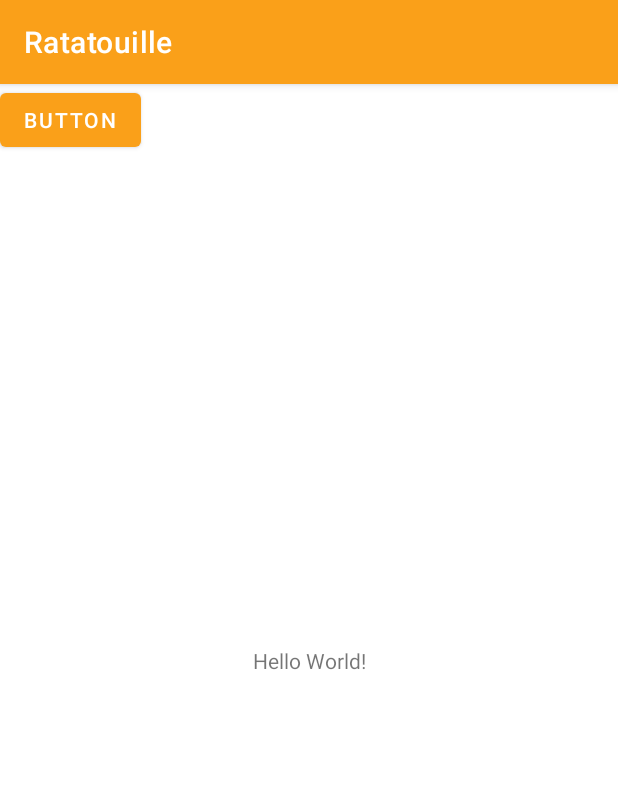
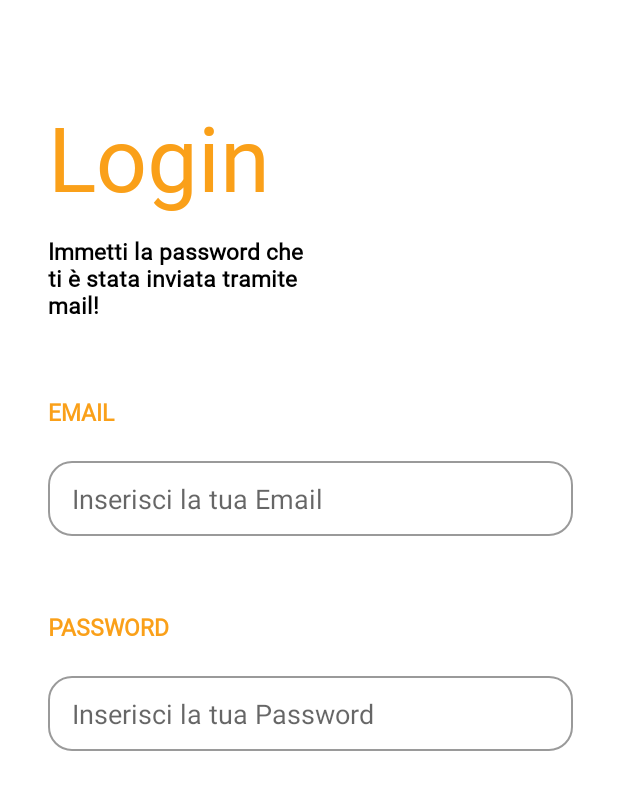
Before and after one commit to Chriss1618/ProgettoINGSW, an Android app: the screen it shows after launch (MainActivity before the commit, Activity_Login after it), on a phone screen of 412 x 824 dp. Shown: the top 790 px of the screen. Run offline under Robolectric (Android 15) with nearby library versions, the phone set to English and light mode, and no system bars.

Commit message:
[Codice Android] Modifica Activity Login

```diff
--- a/Codice/Android/Ratatouille/app/src/main/AndroidManifest.xml
+++ b/Codice/Android/Ratatouille/app/src/main/AndroidManifest.xml
@@ -9,7 +9,7 @@
         android:roundIcon="@mipmap/ic_launcher_round"
         android:supportsRtl="true"
         android:theme="@style/Theme.Ratatouille">
-        <activity android:name=".Schermate.MainActivity">
+        <activity android:name=".Schermate.Activity_Login">
             <intent-filter>
                 <action android:name="android.intent.action.MAIN" />
 
--- a/Codice/Android/Ratatouille/app/src/main/java/com/ratatouille/Schermate/MainActivity.java
+++ b/Codice/Android/Ratatouille/app/src/main/java/com/ratatouille/Schermate/Activity_Login.java
@@ -13,7 +13,7 @@
 
 import java.util.ArrayList;
 
-public class MainActivity extends AppCompatActivity {
+public class Activity_Login extends AppCompatActivity {
     //SYSTEM
     private static final String TAG = "MainActivity";
 
@@ -33,8 +33,6 @@
 
         PrepareLayout();
 
-
-
         Log.d(TAG, "onCreate: Hai creato la schermata");
     }
 
@@ -51,15 +49,15 @@
     }
 
     private void LinkLayout() {
-        Button_Login    =       findViewById(R.id.button_login);
-        TextView_Testo  =       findViewById(R.id.text_view_testo);
+        //Button_Login    =       findViewById(R.id.button_login);
+        //TextView_Testo  =       findViewById(R.id.text_view_testo);
     }
 
     private void SetDataOnLayout() {
     }
 
     private void SetActionsOfLayout() {
-        Button_Login.setOnClickListener(View ->onButtonLogin());
+        //Button_Login.setOnClickListener(View ->onButtonLogin());
     }
 
     //BUTTONS ACTIONS
--- /dev/null
+++ b/Codice/Android/Ratatouille/app/src/main/res/drawable/background_button_main.xml
@@ -0,0 +1,5 @@
+<?xml version="1.0" encoding="utf-8"?>
+<shape xmlns:android="http://schemas.android.com/apk/res/android" android:shape="rectangle">
+    <solid android:color="@color/MainColor" />
+    <corners android:radius="10dp"/>
+</shape>
--- /dev/null
+++ b/Codice/Android/Ratatouille/app/src/main/res/drawable/background_edit_text_stroke.xml
@@ -0,0 +1,5 @@
+<?xml version="1.0" encoding="utf-8"?>
+<shape xmlns:android="http://schemas.android.com/apk/res/android" android:shape="rectangle">
+    <stroke android:color="@color/SoftBlack" android:width="1dp" />
+    <corners android:radius="15dp"/>
+</shape>
--- a/Codice/Android/Ratatouille/app/src/main/res/layout/activity_main.xml
+++ b/Codice/Android/Ratatouille/app/src/main/res/layout/activity_main.xml
@@ -1,27 +1,118 @@
 <?xml version="1.0" encoding="utf-8"?>
-<androidx.constraintlayout.widget.ConstraintLayout xmlns:android="http://schemas.android.com/apk/res/android"
+<LinearLayout xmlns:android="http://schemas.android.com/apk/res/android"
     xmlns:app="http://schemas.android.com/apk/res-auto"
     xmlns:tools="http://schemas.android.com/tools"
     android:layout_width="match_parent"
     android:layout_height="match_parent"
-    tools:context=".Schermate.MainActivity">
+    android:orientation="vertical"
+
+    android:paddingTop="64dp"
+    android:paddingLeft="32dp"
+    tools:context=".Schermate.Activity_Login">
+
 
     <TextView
-        android:id="@+id/text_view_testo"
         android:layout_width="wrap_content"
         android:layout_height="wrap_content"
-        android:text="Hello World!"
-        app:layout_constraintBottom_toBottomOf="parent"
-        app:layout_constraintLeft_toLeftOf="parent"
-        app:layout_constraintRight_toRightOf="parent"
-        app:layout_constraintTop_toTopOf="parent" />
 
-    <Button
-        android:id="@+id/button_login"
-        android:layout_width="wrap_content"
-        android:layout_height="wrap_content"
-        android:text="Button"
+        android:text="@string/login"
+        android:textColor="@color/MainColor"
+        android:textSize="60sp"
+        android:fontFamily="@font/sf_compact_rounded_bold"
+
+
         app:layout_constraintStart_toStartOf="parent"
         app:layout_constraintTop_toTopOf="parent" />
 
-</androidx.constraintlayout.widget.ConstraintLayout>
+    <TextView
+        android:layout_width="190dp"
+        android:layout_height="wrap_content"
+
+        android:text="@string/under_login"
+        android:textColor="@color/Black"
+        android:textSize="15sp"
+        android:textStyle="bold"
+        android:fontFamily="@font/sf_compact_rounded"
+
+        android:layout_marginTop="12dp"
+
+        app:layout_constraintStart_toStartOf="parent"
+        app:layout_constraintTop_toTopOf="parent" />
+
+    <TextView
+        android:layout_width="170dp"
+        android:layout_height="wrap_content"
+
+        android:layout_marginTop="50dp"
+        android:text="@string/email"
+        android:textColor="@color/MainColor"
+
+        android:textSize="15sp"
+        android:textStyle="bold"
+        android:fontFamily="@font/sf_compact_rounded_bold"
+
+        app:layout_constraintStart_toStartOf="parent"
+        app:layout_constraintTop_toTopOf="parent" />
+
+    <EditText
+        android:id="@+id/edit_text_email"
+        android:layout_width="350dp"
+        android:layout_height="50dp"
+
+        android:textCursorDrawable="@color/MainColor"
+        android:textColorLink="@color/MainColor"
+
+        android:background="@drawable/background_edit_text_stroke"
+        android:paddingStart="16dp"
+        android:hint="@string/inserisci_la_tua_email"
+
+        android:layout_marginTop="22dp"
+        android:ems="10"
+
+        android:inputType="textEmailAddress"
+        android:text=""
+
+        android:textColor="@color/SoftBlack"
+        app:layout_constraintStart_toStartOf="parent"
+        app:layout_constraintTop_toBottomOf="@+id/DirettiveUtenteTV"
+        android:autofillHints="" />
+    <TextView
+        android:layout_width="170dp"
+        android:layout_height="wrap_content"
+
+        android:layout_marginTop="50dp"
+        android:text="@string/password"
+        android:textColor="@color/MainColor"
+
+        android:textSize="15sp"
+        android:textStyle="bold"
+        android:fontFamily="@font/sf_compact_rounded_bold"
+
+        app:layout_constraintStart_toStartOf="parent"
+        app:layout_constraintTop_toTopOf="parent" />
+
+    <EditText
+        android:id="@+id/edit_text_password"
+        android:layout_width="350dp"
+        android:layout_height="50dp"
+
+        android:textCursorDrawable="@color/MainColor"
+        android:textColorLink="@color/MainColor"
+
+        android:background="@drawable/background_edit_text_stroke"
+        android:paddingStart="16dp"
+        android:hint="@string/inserisci_la_tua_password"
+
+        android:layout_marginTop="22dp"
+        android:ems="10"
+
+        android:inputType="textPassword"
+        android:text=""
+
+        android:textColor="@color/SoftBlack"
+        app:layout_constraintStart_toStartOf="parent"
+        app:layout_constraintTop_toBottomOf="@+id/DirettiveUtenteTV"
+        android:autofillHints="" />
+
+
+</LinearLayout>
--- a/Codice/Android/Ratatouille/app/src/main/res/values/strings.xml
+++ b/Codice/Android/Ratatouille/app/src/main/res/values/strings.xml
@@ -1,3 +1,9 @@
 <resources>
     <string name="app_name">Ratatouille</string>
+    <string name="login">Login</string>
+    <string name="under_login">Immetti la password che ti è stata inviata tramite mail!</string>
+    <string name="email">EMAIL</string>
+    <string name="inserisci_la_tua_email">Inserisci la tua Email</string>
+    <string name="password">PASSWORD</string>
+    <string name="inserisci_la_tua_password">Inserisci la tua Password</string>
 </resources>
--- a/Codice/Android/Ratatouille/app/src/main/res/values/themes.xml
+++ b/Codice/Android/Ratatouille/app/src/main/res/values/themes.xml
@@ -1,6 +1,6 @@
 <resources xmlns:tools="http://schemas.android.com/tools">
     <!-- Base application theme. -->
-    <style name="Theme.Ratatouille" parent="Theme.MaterialComponents.DayNight.DarkActionBar">
+    <style name="Theme.Ratatouille" parent="Theme.MaterialComponents.Light.NoActionBar">
         <!-- Primary brand color. -->
         <item name="colorPrimary">@color/MainColor</item>
         <item name="colorPrimaryVariant">@color/SoftBlack</item>
```
Also changed, not shown: 4 other files.
